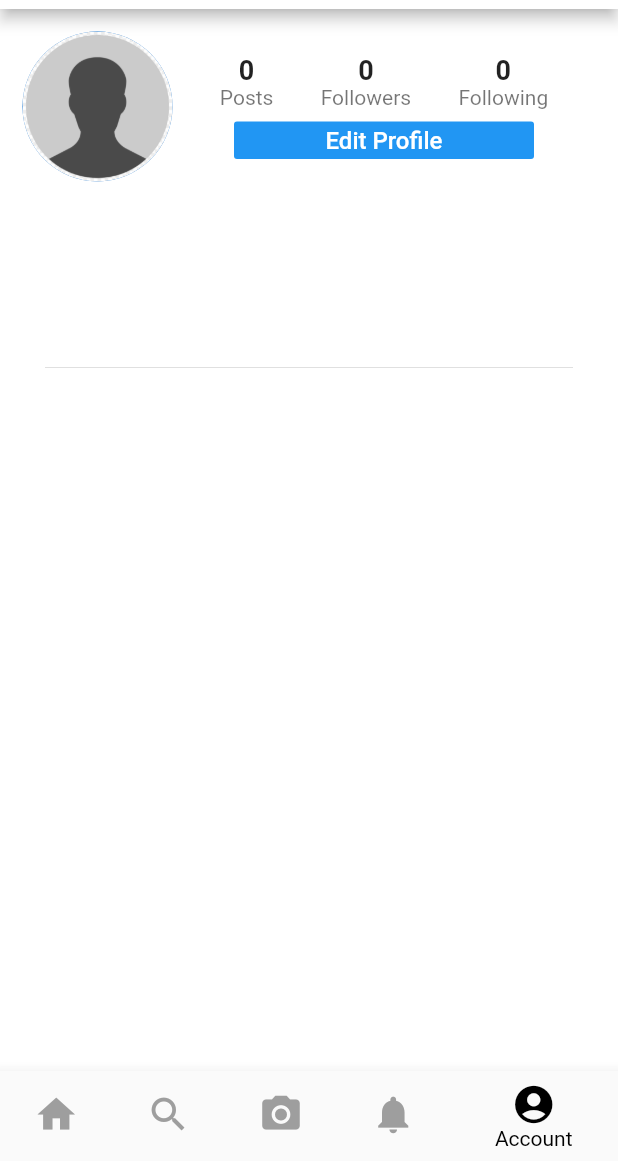
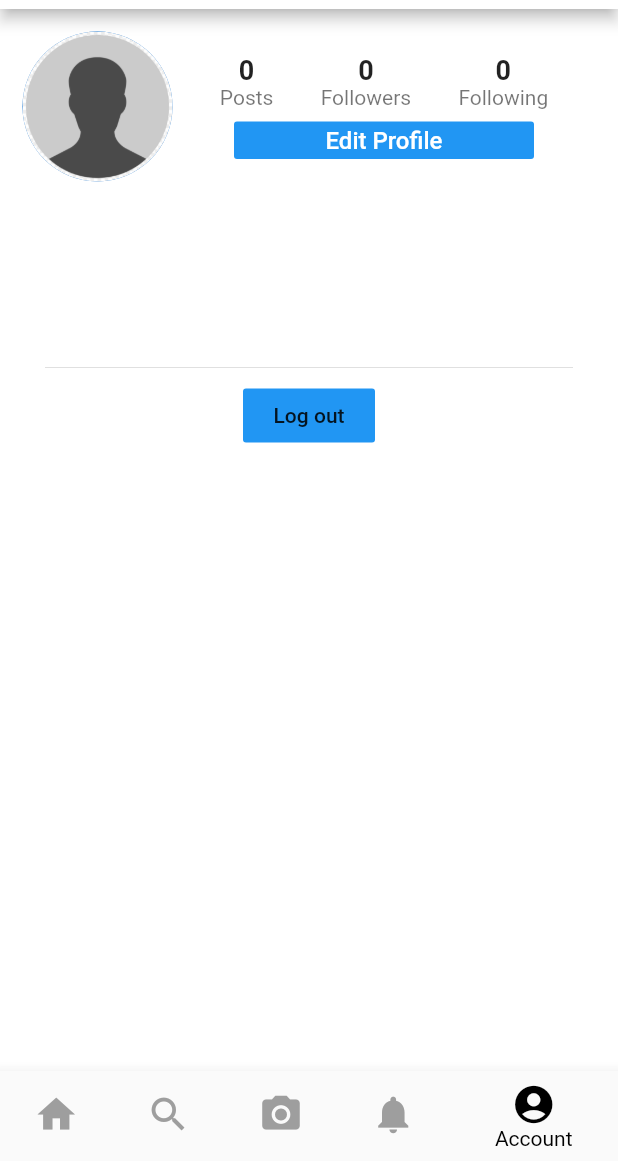
Before and after one commit to utkarsh-UK/instagram-clone, a Flutter app: the screen it shows once a user with an empty profile is signed in, swiped to page 5, on a phone screen of 412 x 824 dp, the part 75-1236 px from its top. Run offline on Flutter 3.47's test engine with Material 2 defaults, Android fonts, the phone set to English and light mode, and no system bars; our stand-ins replace cached_network_image, cloud_firestore, firebase_auth, firebase_storage, flutter_image_compress, image_cropper and 1 more; accounts and stored records are empty.

```diff
--- a/lib/screens/home_screen.dart
+++ b/lib/screens/home_screen.dart
@@ -32,7 +32,9 @@ class _HomeScreenState extends State<HomeScreen> {
       body: PageView(
         controller: _pageController,
         children: <Widget>[
-          FeedScreen(currentUserId: userId,),
+          FeedScreen(
+            currentUserId: userId,
+          ),
           SearchScreen(),
           CreatePostScreen(),
           ActivityScreen(),
@@ -46,8 +48,9 @@ class _HomeScreenState extends State<HomeScreen> {
         }),
       ),
       bottomNavigationBar: BottomNavigationBar(
-        backgroundColor: Colors.blue,
+        type: BottomNavigationBarType.shifting,
         currentIndex: _currentIndexTab,
+        showUnselectedLabels: false,
         selectedItemColor: Colors.black,
         iconSize: 30.0,
         unselectedItemColor: Colors.grey,
--- a/lib/screens/profile_screen.dart
+++ b/lib/screens/profile_screen.dart
@@ -7,6 +7,8 @@ import '../models/user_model.dart';
 import './edit_profile_screen.dart';
 import '../models/user_data_provider.dart';
 import '../services/database_services.dart';
+import '../services/auth_services.dart';
+
 
 class ProfileScreen extends StatefulWidget {
   static const String routeName = '/profile-screen';
@@ -23,6 +25,7 @@ class _ProfileScreenState extends State<ProfileScreen> {
   bool isFollowing = false;
   int followerCount = 0;
   int followingCount = 0;
+  int postCount = 0;
 
   Future<void> _setIsFollowing() async {
     bool isFollowingUser = await DatabaseService.isFollowingUser(
@@ -51,10 +54,18 @@ class _ProfileScreenState extends State<ProfileScreen> {
     });
   }
 
+  Future<void> _setUpPosts() async {
+    int userPostCount = await DatabaseService.getNumberOfPosts(widget.userId);
+
+    setState(() {
+      postCount = userPostCount;
+    });
+  }
+
   _followOrUnfollow() {
     if (isFollowing) {
       _unfollowUser();
-    }else {
+    } else {
       _followUser();
     }
   }
@@ -126,6 +137,7 @@ class _ProfileScreenState extends State<ProfileScreen> {
     _setIsFollowing();
     _setUpFollower();
     _setUpFollowing();
+    _setUpPosts();
   }
 
   @override
@@ -177,7 +189,7 @@ class _ProfileScreenState extends State<ProfileScreen> {
                               Column(
                                 children: <Widget>[
                                   Text(
-                                    '0',
+                                    '$postCount',
                                     style: TextStyle(
                                       fontSize: 18.0,
                                       fontWeight: FontWeight.w600,
@@ -265,6 +277,13 @@ class _ProfileScreenState extends State<ProfileScreen> {
                       ),
                     ),
                     Divider(),
+                    Center(
+                      child: FlatButton(
+                        color: Colors.blue,
+                        child: Text('Log out'),
+                        onPressed: () => AuthService.logout(),
+                      ),
+                    )
                   ],
                 ),
               ),
--- a/lib/services/database_services.dart
+++ b/lib/services/database_services.dart
@@ -120,6 +120,15 @@ class DatabaseService {
       return User.fromDoc(userSnapshot);
     }
 
-    return User();
+    return User(id: null, name: null, email: null);
+  }
+
+  static Future<int> getNumberOfPosts(String userId) async {
+    QuerySnapshot postNumberSnapshot = await postRef.document(userId).collection('userPosts').getDocuments();
+    if (postNumberSnapshot.documents.length >= 0) {
+      return postNumberSnapshot.documents.length;
+    }
+
+    return 0;
   }
 }
```
Also changed, not shown: lib/screens/feed_screen.dart (+125 -16 lines).
